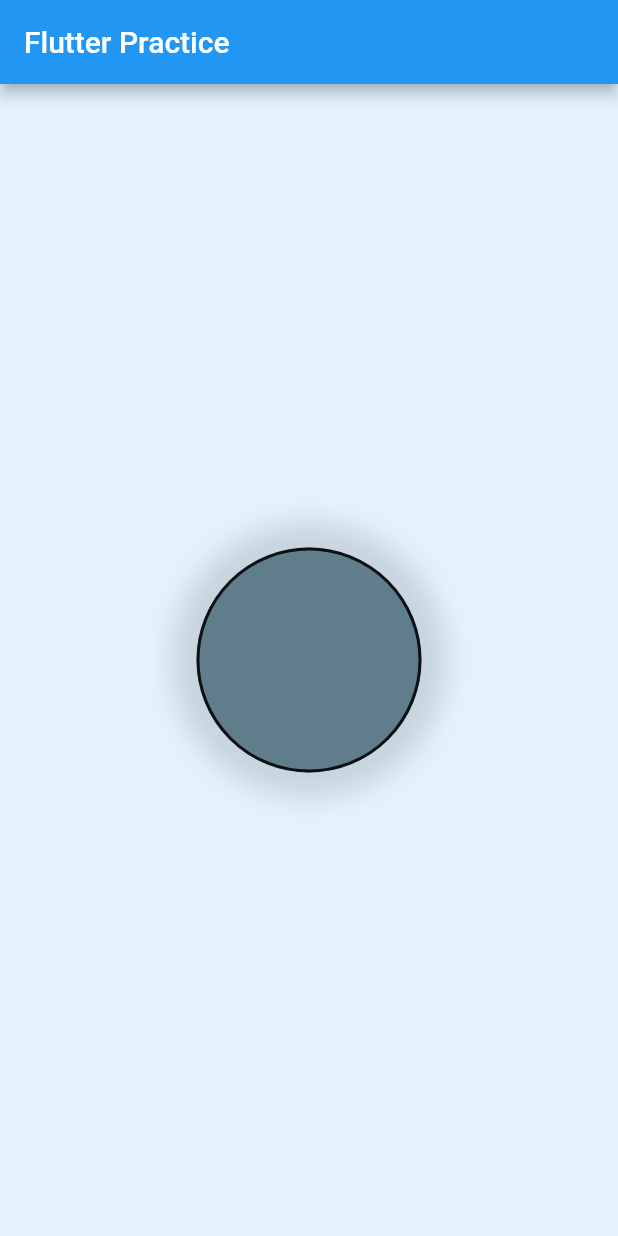
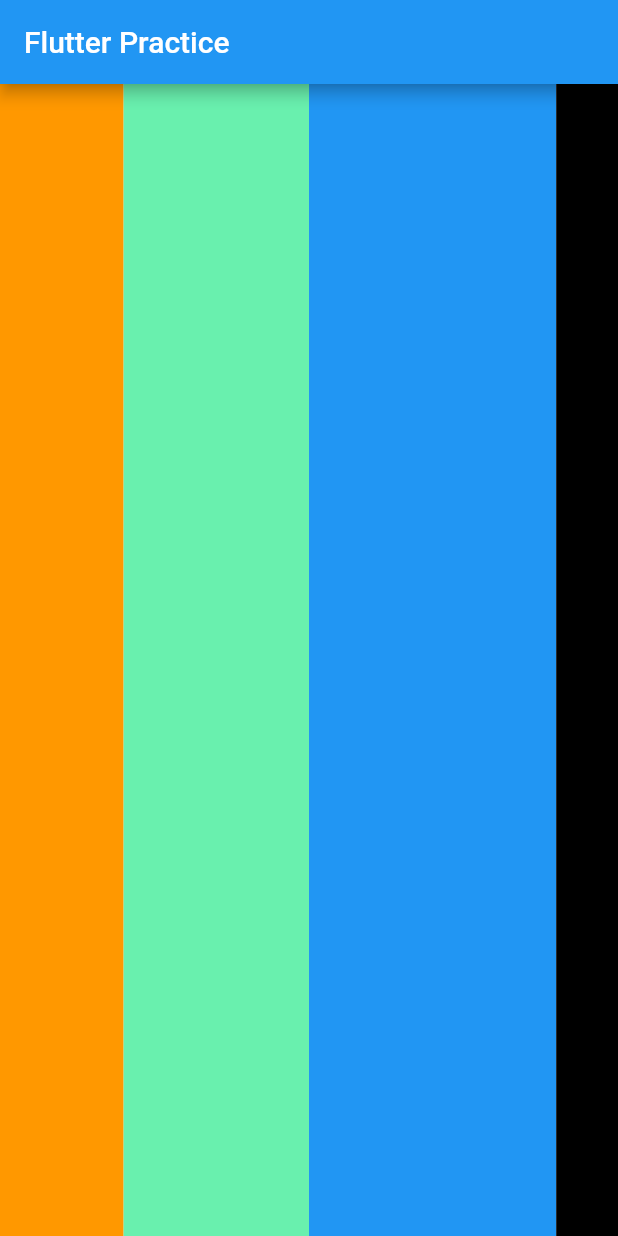
Before and after one commit to Arijit2003/Flutter-Practice, a Flutter app: the screen it shows after launch, on a phone screen of 412 x 824 dp. Run offline on Flutter 3.47's test engine with Material 2 defaults, Android fonts, the phone set to English and light mode, and no system bars; our stand-ins replace fluttertoast; project files that could hold a hidden picture were left out.

Commit message:
Expanded (widget)

```diff
--- a/lib/main.dart
+++ b/lib/main.dart
@@ -57,42 +57,37 @@ class _MyHomePageState extends State<MyHomePage> {
         title: Text(widget.title),
       ),
       body:
-        Container(
-          width: double.infinity,
-          height: double.infinity,
-          color: Colors.blue.shade50,
-          child: Center(
-            child: Container(
-              width: 150,
-              height: 150,
+         Row(
+          children: [
+            Expanded(
+              flex: 2,
+              child: Container(
 
-              decoration: BoxDecoration(
-                color: Colors.blueGrey,
-                // borderRadius:
-                // //BorderRadius.circular(11),
-                // //BorderRadius.all(Radius.elliptical(10, 20))
-                // const BorderRadius.only(topLeft: Radius.circular(16), bottomRight: Radius.circular(16)),
-                border: Border.all(
-                  width: 2,
-                  color: Colors.black87,
-                ),
-
-                boxShadow: const [
-                  BoxShadow(
-                    color: Colors.black12,
-                    spreadRadius: 17.0,
-                    blurRadius: 14,
-
-                  )
-                ],
-                shape: BoxShape.circle
-
-
-
-
+                color: Colors.orange,
               ),
             ),
-          ),
+            Expanded(
+              flex: 3,
+              child: Container(
+
+                color: Colors.greenAccent,
+              ),
+            ),
+            Expanded(
+              flex: 4,
+              child: Container(
+
+                color: Colors.blue,
+              ),
+            ),
+            Expanded(
+              flex: 1,
+              child: Container(
+
+                color: Colors.black,
+              ),
+            )
+          ],
         )
 
 
```
